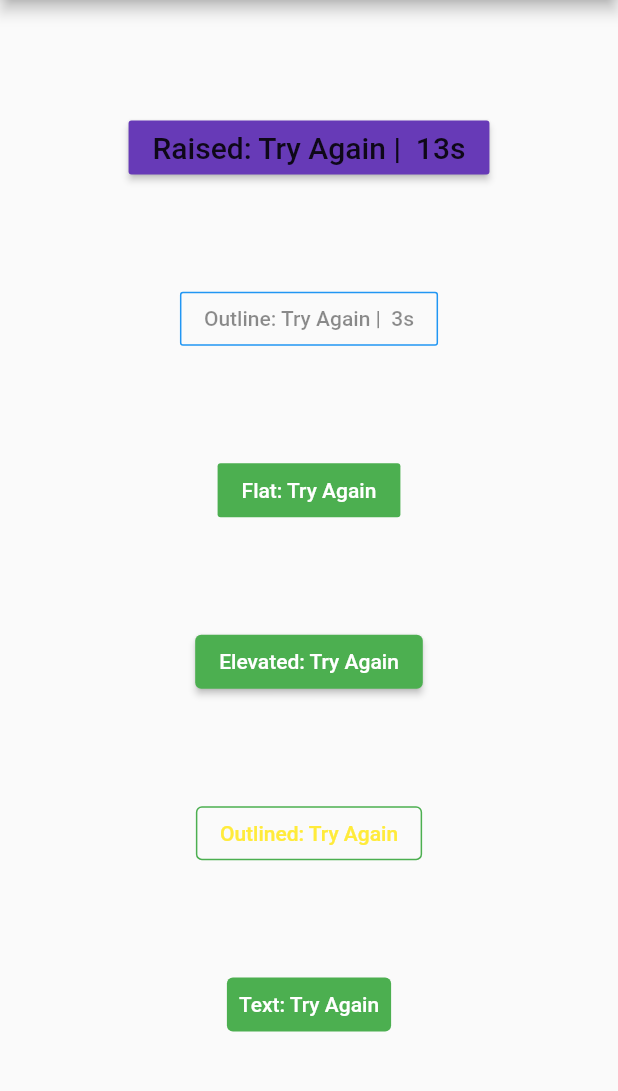
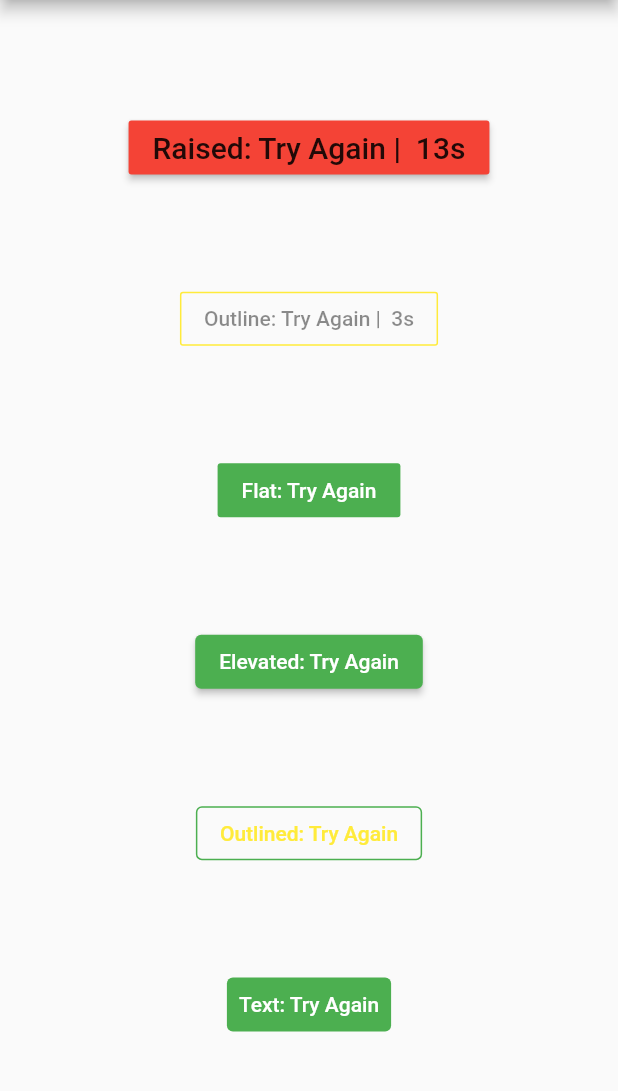
Before and after one commit to ProjectAJ14/timer_button, a Flutter app: the screen it shows after launch, on a phone screen of 412 x 824 dp, the part 84-1175 px from its top. Run offline on Flutter 3.47's test engine with Material 2 defaults, Android fonts, the phone set to English and light mode, and no system bars.

Commit message:
Fix disabledColor issue and updated docstring
Old style buttons(Raised, Outline, Flat) background was not getting
changed when the button was disabled(while counting down). This should
fix the issue.
On top of the the docstring of disabled color was updated.

```diff
--- a/example/lib/main.dart
+++ b/example/lib/main.dart
@@ -53,7 +53,7 @@ class MyHomePageState extends State<MyHomePage> with TickerProviderStateMixin {
                   label: "Outline: Try Again",
                   timeOutInSeconds: 10,
                   onPressed: () {},
-                  disabledColor: Colors.red,
+                  disabledColor: Colors.yellow,
                   activeTextStyle: TextStyle(color: Colors.yellow),
                   buttonType: ButtonType.OutlineButton,
                 ),
@@ -62,7 +62,6 @@ class MyHomePageState extends State<MyHomePage> with TickerProviderStateMixin {
                   timeOutInSeconds: 5,
                   onPressed: () {},
                   buttonType: ButtonType.FlatButton,
-                  disabledColor: Colors.deepOrange,
                   color: Colors.green,
                 ),
                 new TimerButton(
--- a/lib/timer_button.dart
+++ b/lib/timer_button.dart
@@ -37,7 +37,7 @@ class TimerButton extends StatefulWidget {
   /// Defines the button's base colors
   final Color color;
 
-  /// The color to use for this button's text when the button is disabled.
+  /// The color to use for this button's background/border when the button is disabled.
   final Color disabledColor;
 
   /// activeTextStyle
@@ -144,7 +144,7 @@ class _TimerButtonState extends State<TimerButton> {
         // ignore: deprecated_member_use
         return RaisedButton(
           disabledColor: widget.disabledColor,
-          color: widget.color,
+          color: timeUpFlag ? widget.color : widget.disabledColor,
           onPressed: _onPressed,
           child: _buildChild(),
         );
@@ -152,7 +152,7 @@ class _TimerButtonState extends State<TimerButton> {
       case ButtonType.FlatButton:
         // ignore: deprecated_member_use
         return FlatButton(
-          color: widget.color,
+          color: timeUpFlag ? widget.color : widget.disabledColor,
           disabledColor: widget.disabledColor,
           onPressed: _onPressed,
           child: _buildChild(),
@@ -162,7 +162,7 @@ class _TimerButtonState extends State<TimerButton> {
         // ignore: deprecated_member_use
         return OutlineButton(
           borderSide: BorderSide(
-            color: widget.color,
+            color: timeUpFlag ? widget.color : widget.disabledColor,
           ),
           disabledBorderColor: widget.disabledColor,
           onPressed: _onPressed,
```
